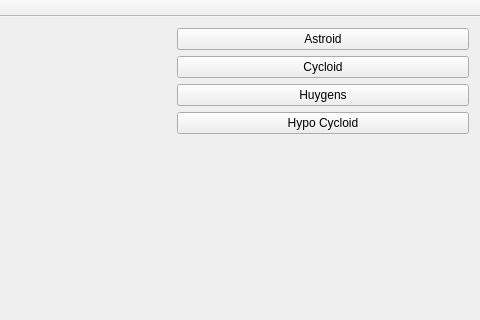
The window that Qt_Curves/mainwindow.ui (ZeroCoolX/Qt_Curves) describes before a commit, drawn with Qt 5; both pictures show x 132 to 612 and y 0 to 320 of the 612 by 433 pixel window.
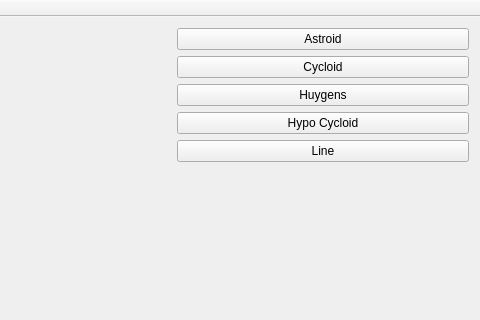
The same window after the commit. Custom widgets are drawn as their Qt base class.

Commit message: Renamed member variable _scale to be _pixelScale for clarity. Added the ability to draw a line

What changed in the file:
```diff
--- a/Qt_Curves/mainwindow.ui
+++ b/Qt_Curves/mainwindow.ui
@@ -50,6 +50,13 @@
           </property>
          </widget>
         </item>
+        <item>
+         <widget class="QPushButton" name="btnLine">
+          <property name="text">
+           <string>Line</string>
+          </property>
+         </widget>
+        </item>
         <item>
          <spacer name="verticalSpacer">
           <property name="orientation">
```
The commit also changes 4 other files.
